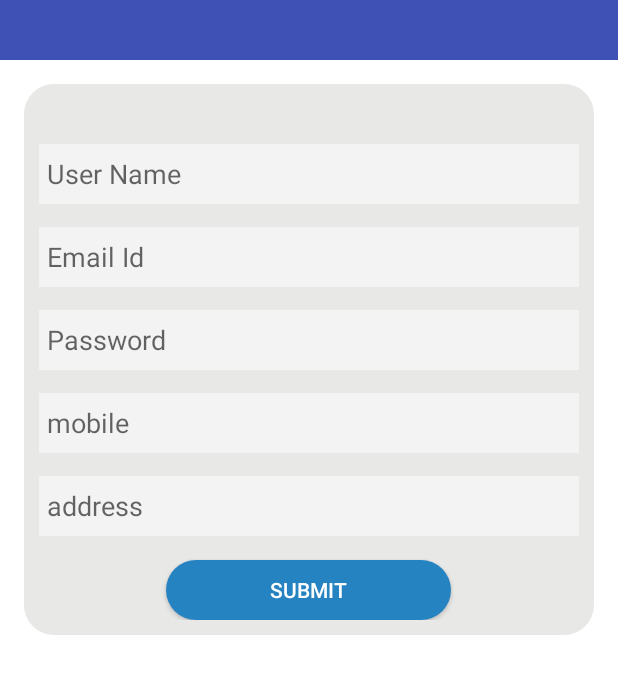
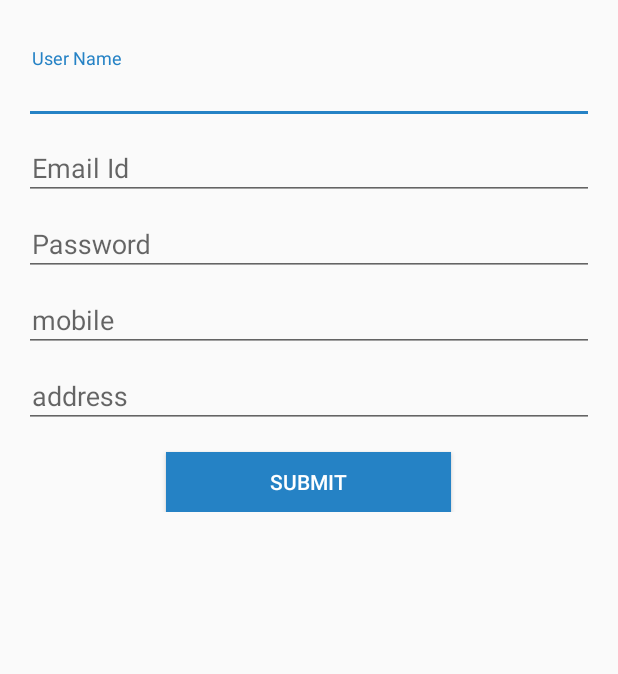
Before and after one commit to Nazima-Mansuri/lanetEvernote, an Android app: the layout activity_main.xml on its own in the app's theme, with its tools: preview values and no code run, on a phone screen of 412 x 824 dp. Shown: the top 674 px of the screen. Run offline under Robolectric (Android 15) with nearby library versions, the light colour scheme and no system bars.

Commit message:
Updare Branch

```diff
--- a/app/src/main/res/layout/activity_main.xml
+++ b/app/src/main/res/layout/activity_main.xml
@@ -8,30 +8,7 @@
     <LinearLayout
         android:layout_width="match_parent"
         android:layout_height="match_parent"
-        android:background="@color/cardview_light_background"
         android:orientation="vertical">
-
-        <LinearLayout
-            android:layout_width="match_parent"
-            android:layout_height="@dimen/value_40dp"
-            android:layout_alignParentTop="true"
-            android:background="@color/Gray"
-            android:orientation="horizontal">
-
-
-            <android.support.design.widget.AppBarLayout
-                android:layout_width="match_parent"
-                android:layout_height="wrap_content"
-                android:theme="@style/AppTheme.AppBarOverlay">
-
-                <include
-                    android:id="@+id/tool_bar"
-                    layout="@layout/tool_bar"></include>
-
-            </android.support.design.widget.AppBarLayout>
-
-        </LinearLayout>
-
 
         <LinearLayout
             android:layout_width="match_parent"
@@ -40,67 +17,90 @@
             android:layout_marginLeft="@dimen/value_16dp"
             android:layout_marginRight="@dimen/value_16dp"
             android:layout_marginTop="@dimen/value_16dp"
-            android:background="@drawable/greybackground"
             android:orientation="vertical">
 
+            <android.support.design.widget.TextInputLayout
+                android:layout_width="match_parent"
+                android:layout_height="wrap_content"
+                android:layout_marginTop="@dimen/value_16dp">
 
                 <EditText
                     android:id="@+id/eName"
                     android:layout_width="match_parent"
                     android:layout_height="@dimen/value_40dp"
                     android:layout_marginTop="@dimen/value_30dp"
-                android:background="@color/offWhite"
                     android:hint="@string/hint_name"
                     android:imeOptions="actionNext"
                     android:maxLines="1"
                     android:paddingLeft="@dimen/value_5dp" />
+
+            </android.support.design.widget.TextInputLayout>
+
+           <android.support.design.widget.TextInputLayout
+               android:layout_width="match_parent"
+               android:layout_height="wrap_content">
 
                <EditText
                    android:id="@+id/eEmail"
                    android:layout_width="match_parent"
                    android:layout_height="@dimen/value_40dp"
                    android:layout_marginTop="@dimen/value_15dp"
-                android:background="@color/offWhite"
                    android:hint="@string/hint_email"
                    android:imeOptions="actionNext"
                    android:inputType="textEmailAddress"
                    android:maxLines="1"
                    android:paddingLeft="@dimen/value_5dp" />
 
+           </android.support.design.widget.TextInputLayout>
+
+            <android.support.design.widget.TextInputLayout
+                android:layout_width="match_parent"
+                android:layout_height="wrap_content">
+
                 <EditText
                     android:id="@+id/ePasswd"
                     android:layout_width="match_parent"
                     android:layout_height="@dimen/value_40dp"
                     android:layout_marginTop="@dimen/value_15dp"
-                android:background="@color/offWhite"
                     android:hint="@string/hint_password"
                     android:imeOptions="actionNext"
                     android:inputType="textPassword"
                     android:maxLines="1"
                     android:paddingLeft="@dimen/value_5dp" />
 
+            </android.support.design.widget.TextInputLayout>
+
+            <android.support.design.widget.TextInputLayout
+                android:layout_width="match_parent"
+                android:layout_height="wrap_content">
                 <EditText
                     android:id="@+id/eMobile"
                     android:layout_width="match_parent"
                     android:layout_height="@dimen/value_40dp"
                     android:layout_marginTop="@dimen/value_15dp"
-                android:background="@color/offWhite"
                     android:hint="@string/hint_mobile"
                     android:imeOptions="actionNext"
                     android:inputType="number"
                     android:maxLines="1"
                     android:paddingLeft="@dimen/value_5dp" />
+            </android.support.design.widget.TextInputLayout>
+
+
+            <android.support.design.widget.TextInputLayout
+                android:layout_width="match_parent"
+                android:layout_height="wrap_content">
 
                 <EditText
                     android:id="@+id/eAddres"
                     android:layout_width="match_parent"
                     android:layout_height="@dimen/value_40dp"
                     android:layout_marginTop="@dimen/value_15dp"
-                android:background="@color/offWhite"
                     android:hint="@string/hint_address"
                     android:imeOptions="actionDone"
                     android:maxLines="1"
                     android:paddingLeft="@dimen/value_5dp" />
+
+            </android.support.design.widget.TextInputLayout>
 
             <Button
                 android:id="@+id/btnSubmit"
@@ -108,9 +108,9 @@
                 android:layout_height="@dimen/value_40dp"
                 android:layout_gravity="center_horizontal"
                 android:layout_marginTop="@dimen/value_16dp"
-                android:background="@drawable/btn"
                 android:text="@string/str_submit"
-                android:textColor="@color/Whitetext" />
+                android:textColor="@color/Whitetext"
+                android:background="@color/Blue"/>
 
         </LinearLayout>
 
--- a/app/src/main/res/layout/activity_recycler_view.xml
+++ b/app/src/main/res/layout/activity_recycler_view.xml
@@ -20,7 +20,6 @@
         android:layout_height="match_parent"
         android:layout_gravity="start"
         android:fitsSystemWindows="true"
-
         app:menu="@menu/navigation_drawer_demoapp" />
 
 
--- a/app/src/main/res/layout/header.xml
+++ b/app/src/main/res/layout/header.xml
@@ -3,7 +3,7 @@
     xmlns:app="http://schemas.android.com/apk/res-auto"
     android:layout_width="match_parent"
     android:layout_height="wrap_content"
-    android:background="@drawable/side_nav_bar"
+    android:background="@color/Blue"
     android:gravity="bottom"
     android:orientation="vertical"
     android:paddingBottom="@dimen/activity_vertical_margin"
--- a/app/src/main/res/values/colors.xml
+++ b/app/src/main/res/values/colors.xml
@@ -2,7 +2,7 @@
 <resources>
     <color name="colorPrimary">#3F51B5</color>
     <color name="colorPrimaryDark">#303F9F</color>
-    <color name="colorAccent">#FF4081</color>
+    <color name="colorAccent">#2582C5</color>
     <color name="offWhite">#f3f3f3</color>
     <color name="Whitetext">#fff</color>
     <color name="Orange">#faa519</color>
@@ -12,4 +12,5 @@
     <color name="transperantWhite">#c8ffffff</color>
     <color name="Black">#000000</color>
     <color name="lightGreen">#66aff198</color>
+    <color name="colortransperant">#00ffffff</color>
 </resources>
--- a/app/src/main/res/values/strings.xml
+++ b/app/src/main/res/values/strings.xml
@@ -14,7 +14,7 @@
     <string name="navigation_drawer_open">Open navigation drawer</string>
     <string name="navigation_drawer_close">Close navigation drawer</string>
     <string name="clearcanvas">Clear Canvas</string>
-    <string name="Login">Login</string>
+    <string name="Login">Sign In</string>
     <string name="str_register_user">Register New User.</string>
     <string name="title">Title</string>
     <string name="addNote">Add Note</string>
@@ -24,7 +24,7 @@
     <string name="action_settings">Settings</string>
     <string name="title_activity_login">Sign in</string>
 
-    <string name="country_prompt">Choose a country</string>
+    <string name="country_prompt">Choose a color</string>
     <string-array name="color_arrays">
         <item>BLACK</item>
         <item>BLUE</item>
--- a/app/src/main/res/values/styles.xml
+++ b/app/src/main/res/values/styles.xml
@@ -30,4 +30,9 @@
         <item name="android:textAlignment" tools:targetApi="jelly_bean_mr1">gravity</item>
     </style>
 
+    <style name="HeaderTitleStyle" parent="@android:style/TextAppearance">
+        <item name="android:textColor">#FFFFFF</item>
+        <item name="android:textSize">24sp</item>
+    </style>
+
 </resources>
```
Also changed, not shown: app/src/main/AndroidManifest.xml (+8 -5 lines), app/src/main/res/drawable/card_selector.xml (added, +10 -0 lines), app/src/main/res/layout/activity_draw_in_canvas.xml (+3 -7 lines), app/src/main/res/layout/activity_login.xml (+28 -30 lines), app/src/main/res/layout/card_view_activity.xml (+8 -5 lines), app/src/main/res/layout/custom_dialog.xml (added, +10 -0 lines), app/src/main/res/menu/main2.xml (+4 -4 lines). Lines whose indentation alone changed are shown as unchanged.
